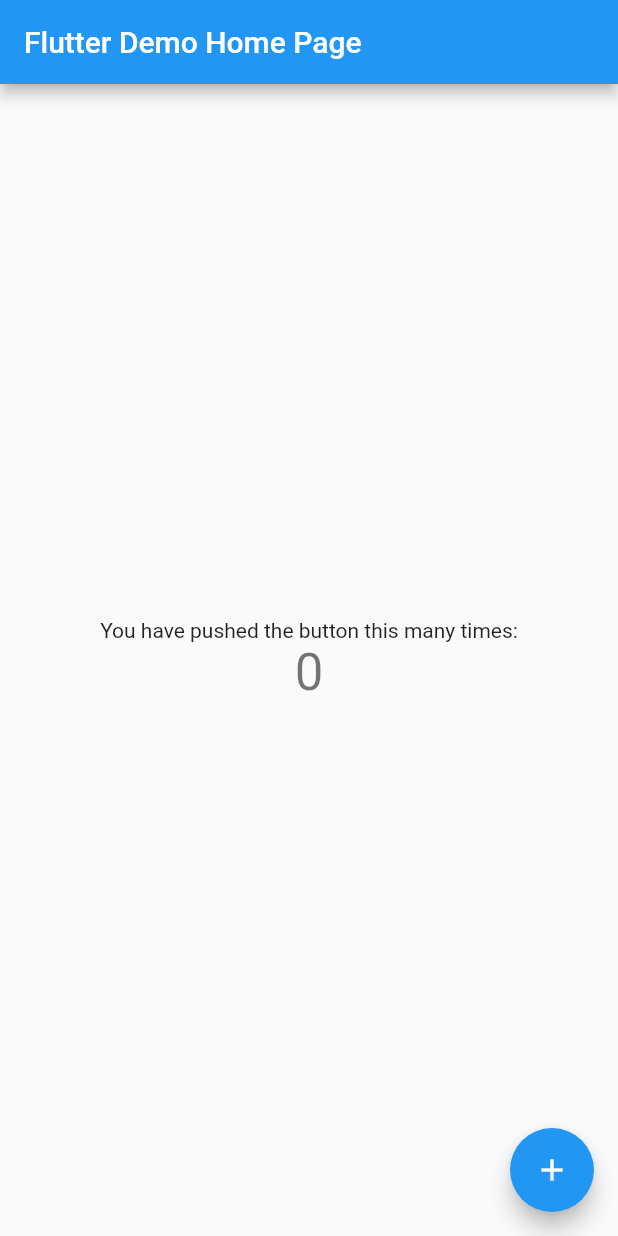
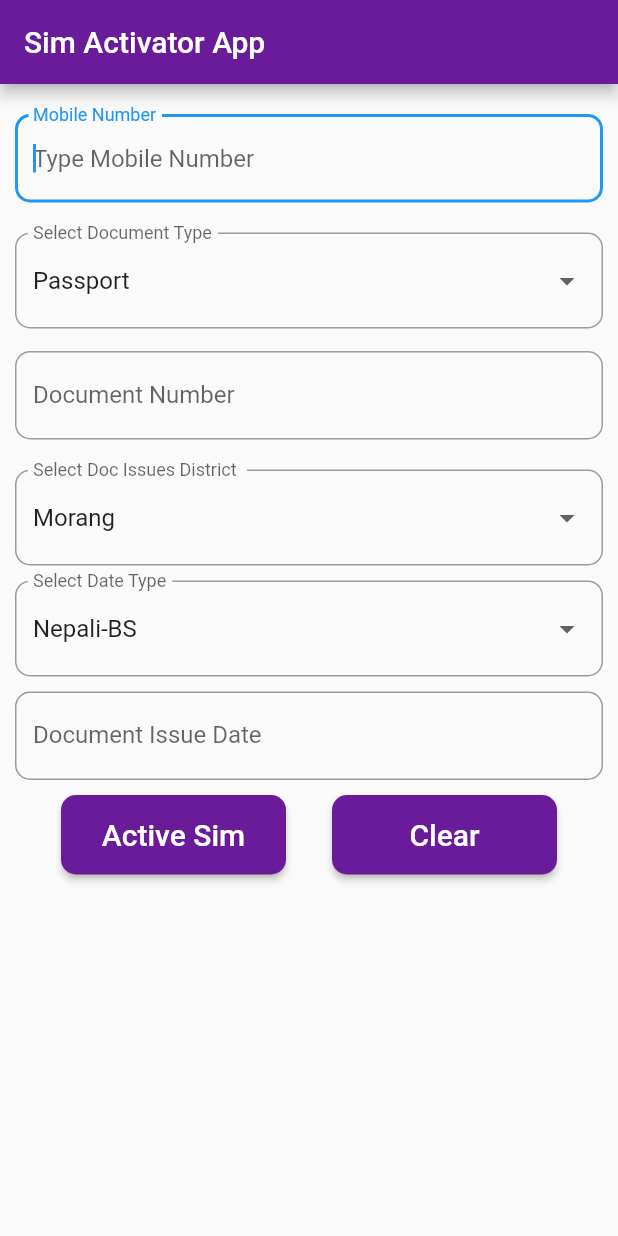
Before and after one commit to tulashiluniya/simactivator, a Flutter app: the screen it shows after launch, on a phone screen of 412 x 824 dp. Run offline on Flutter 3.47's test engine with Material 2 defaults, Android fonts, the phone set to English and light mode, and no system bars; missing offline and left inert: flutter_sms.

Commit message:
Form Designed and Buttons added

```diff
--- /dev/null
+++ b/lib/SimActivation.dart
@@ -0,0 +1,272 @@
+import 'package:flutter/material.dart';
+import 'package:flutter/services.dart';
+
+class SimActivation extends StatefulWidget {
+  SimActivation({Key key}) : super(key: key);
+
+  @override
+  _SimActivationState createState() => _SimActivationState();
+}
+
+class _SimActivationState extends State<SimActivation> {
+  final GlobalKey<FormState> _formKeyValue = new GlobalKey<FormState>();
+  //controlles
+  final numberControll = TextEditingController();
+  final dateControll = TextEditingController();
+  final docNumberControll = TextEditingController();
+  //list of docs types
+  var _docTypeList = ["Passport", "Citizenship", "License", "Voter ID"];
+  var _currentSelectedDocType = "Passport";
+
+  //List of Issue District
+  var _issueDistrictList = ["Morang", "Jhapa"];
+  var _currentSelectedIssueDistrict = "Morang";
+
+  //List of date types
+  var _issueDateTypeList = ["Nepali-BS", "English-AD"];
+  var _currentSelectedIssueDateType = "Nepali-BS";
+
+  //for changing focus
+  final FocusNode _numberFocus = FocusNode();
+  final FocusNode _dateFocus = FocusNode();
+
+  @override
+  Widget build(BuildContext context) {
+    return Form(
+      key: _formKeyValue,
+      autovalidate: true,
+      //List View Starts From Here
+      child: ListView(
+        padding: EdgeInsets.fromLTRB(10, 20, 10, 10),
+        children: <Widget>[
+          //Mobile Number Text Field
+          TextFormField(
+              controller: numberControll,
+              decoration: InputDecoration(
+                  labelText: "Mobile Number",
+                  hintText: "Type Mobile Number",
+                  border: OutlineInputBorder(
+                      borderRadius: BorderRadius.all(Radius.circular(10.0)))),
+              autofocus: true,
+              keyboardType: TextInputType.number,
+              inputFormatters: <TextInputFormatter>[
+                LengthLimitingTextInputFormatter(10),
+                WhitelistingTextInputFormatter.digitsOnly,
+              ],
+              textInputAction: TextInputAction.next,
+              focusNode: _numberFocus,
+              onFieldSubmitted: (term) {
+                _fieldFocusChange(context, _numberFocus, _dateFocus);
+              }),
+
+          SizedBox(
+            height: 20.0,
+          ),
+
+          //Select Document Type Drop Down
+          DropdownButtonFormField<String>(
+            decoration: InputDecoration(
+                labelText: "Select Document Type",
+                border: OutlineInputBorder(
+                    borderRadius: BorderRadius.all(Radius.circular(10.0)))),
+            items: _docTypeList.map((String dropdownString) {
+              return DropdownMenuItem<String>(
+                  value: dropdownString, child: Text(dropdownString));
+            }).toList(),
+            onChanged: (String newValueSelected) {
+              setState(() {
+                this._currentSelectedDocType = newValueSelected;
+              });
+            },
+            value: _currentSelectedDocType,
+          ),
+
+          SizedBox(
+            height: 15.0,
+          ),
+
+          //Document Number Text Field
+          TextFormField(
+            controller: docNumberControll,
+            decoration: InputDecoration(
+                labelText: "Document Number",
+                hintText: "Type Document Number",
+                border: OutlineInputBorder(
+                    borderRadius: BorderRadius.all(Radius.circular(10.0)))),
+            autofocus: true,
+            keyboardType: TextInputType.number,
+            inputFormatters: <TextInputFormatter>[
+              WhitelistingTextInputFormatter.digitsOnly,
+            ],
+            textInputAction: TextInputAction.next,
+          ),
+
+          SizedBox(
+            height: 20.0,
+          ),
+
+          // Document Issuing District  Drop Down
+          DropdownButtonFormField<String>(
+            decoration: InputDecoration(
+                labelText: "Select Doc Issues District ",
+                border: OutlineInputBorder(
+                    borderRadius: BorderRadius.all(Radius.circular(10.0)))),
+            items: _issueDistrictList.map((String dropdownIssueDate) {
+              return DropdownMenuItem<String>(
+                  value: dropdownIssueDate, child: Text(dropdownIssueDate));
+            }).toList(),
+            onChanged: (String newValueSelected) {
+              setState(() {
+                this._currentSelectedIssueDistrict = newValueSelected;
+              });
+            },
+            value: _currentSelectedIssueDistrict,
+          ),
+
+          SizedBox(height: 10.0),
+
+          //  Date Type Drop Down
+          DropdownButtonFormField<String>(
+            decoration: InputDecoration(
+                labelText: "Select Date Type",
+                border: OutlineInputBorder(
+                    borderRadius: BorderRadius.all(Radius.circular(10.0)))),
+            items: _issueDateTypeList.map((String dropdownIssueDate) {
+              return DropdownMenuItem<String>(
+                  value: dropdownIssueDate, child: Text(dropdownIssueDate));
+            }).toList(),
+            onChanged: (String newValueSelected) {
+              setState(() {
+                this._currentSelectedIssueDateType = newValueSelected;
+              });
+            },
+            value: _currentSelectedIssueDateType,
+          ),
+
+          SizedBox(height: 10.0),
+
+          //Document Issue Date Text Field
+          TextFormField(
+            controller: dateControll,
+            decoration: InputDecoration(
+                labelText: "Document Issue Date",
+                hintText: "YYYYMMDD(20531011)",
+                border: OutlineInputBorder(
+                    borderRadius: BorderRadius.all(Radius.circular(10.0)))),
+            keyboardType: TextInputType.number,
+            inputFormatters: <TextInputFormatter>[
+              LengthLimitingTextInputFormatter(8),
+              WhitelistingTextInputFormatter.digitsOnly,
+            ],
+            focusNode: _dateFocus,
+          ),
+
+          /*
+          Text("Parmanent Address"),
+
+          Row(
+             mainAxisAlignment: MainAxisAlignment.spaceBetween,
+            children: <Widget>[
+
+                //Dropdown Zone
+                DropdownButtonFormField(
+                decoration: InputDecoration(
+                  border: OutlineInputBorder(
+                    borderRadius: BorderRadius.all(Radius.circular(10.0)))
+                ),
+                  items: _docTypeList.map((String dropDownZone){
+
+                    return DropdownMenuItem<String>(
+                      value: dropDownZone,
+                      child: Text(dropDownZone)
+                      );
+
+                  }).toList(), onChanged:  (String newValueSelected) {
+              setState(() {
+                this._currentSelectedDocType = newValueSelected;
+              });
+            },
+            value: _currentSelectedDocType,),
+
+                DropdownButtonFormField(
+                  decoration: InputDecoration(
+                  border: OutlineInputBorder(
+                    borderRadius: BorderRadius.all(Radius.circular(10.0)))
+                ),
+                  items: _docTypeList.map((String dropDownDistrict){
+
+                    return DropdownMenuItem<String>(
+                      value: dropDownDistrict,
+                      child: Text(dropDownDistrict),
+
+                    );
+
+                  }).toList()
+
+                  , onChanged:  (String newValueSelected) {
+              setState(() {
+                this._currentSelectedDocType = newValueSelected;
+              });
+            },
+            value: _currentSelectedDocType,
+                  )
+
+            ],
+          )
+           */
+          SizedBox(height: 10.0),
+
+          Row(
+            mainAxisAlignment: MainAxisAlignment.spaceEvenly,
+            children: <Widget>[
+
+              SizedBox(
+                width: 150.0,
+                              child: RaisedButton(
+                  textColor: Colors.white,
+                  padding: const EdgeInsets.all(15.0),
+                  color: Color(0XFF6a1b9a),
+                  shape: RoundedRectangleBorder(
+                    borderRadius: new BorderRadius.circular(10.0),
+                  ),
+                  child: Container(
+                    decoration: BoxDecoration(),
+                    child: Text("Active Sim", style: TextStyle(fontSize: 20)),
+                  ),
+                  onPressed: () {},
+                ),
+              ),
+
+
+              SizedBox(
+                width: 150.0,
+                              child: RaisedButton(
+                  textColor: Colors.white,
+                  padding: const EdgeInsets.all(15.0),
+                  color: Color(0XFF6a1b9a),
+                  shape: RoundedRectangleBorder(
+                    borderRadius: new BorderRadius.circular(10.0),
+                  ),
+                  child: Container(
+                    decoration: BoxDecoration(),
+                    child: Text("Clear", style: TextStyle(fontSize: 20)),
+                  ),
+                  onPressed: () {},
+                ),
+              ),
+
+            ],
+          ),
+
+        ],
+      ),
+    );
+  }
+}
+// This function is for Next Focus
+
+_fieldFocusChange(
+    BuildContext context, FocusNode currentFocus, FocusNode nextFocus) {
+  currentFocus.unfocus();
+  FocusScope.of(context).requestFocus(nextFocus);
+}
--- a/lib/main.dart
+++ b/lib/main.dart
@@ -1,63 +1,43 @@
 import 'package:flutter/material.dart';
-
-void main() => runApp(MyApp());
+import 'package:flutter_sms/flutter_sms.dart';
+import 'package:simactivator/SimActivation.dart';
+//Start Point of App
+void main()=> runApp(MyApp());
 
 class MyApp extends StatelessWidget {
+  const MyApp({Key key}) : super(key: key);
+
   @override
   Widget build(BuildContext context) {
-    return MaterialApp(
-      title: 'Flutter Demo',
-      theme: ThemeData(
-        primarySwatch: Colors.blue,
-      ),
-      home: MyHomePage(title: 'Flutter Demo Home Page'),
+    //returns Material Design for app
+    return  MaterialApp(
+      debugShowCheckedModeBanner: false,
+
+     theme: ThemeData(
+       primaryColor:  Color(0XFF6a1b9a),
+
+     ),
+      home: HomePage(),
     );
   }
 }
 
-class MyHomePage extends StatefulWidget {
-  MyHomePage({Key key, this.title}) : super(key: key);
-
-  final String title;
-
+class HomePage extends StatefulWidget {
   @override
-  _MyHomePageState createState() => _MyHomePageState();
+  _HomePageState createState() => _HomePageState();
 }
 
-class _MyHomePageState extends State<MyHomePage> {
-  int _counter = 0;
-
-  void _incrementCounter() {
-    setState(() {
-      _counter++;
-    });
-  }
-
+class _HomePageState extends State<HomePage> {
   @override
   Widget build(BuildContext context) {
-    return Scaffold(
-      appBar: AppBar(
-        title: Text(widget.title),
-      ),
-      body: Center(
-        child: Column(
-          mainAxisAlignment: MainAxisAlignment.center,
-          children: <Widget>[
-            Text(
-              'You have pushed the button this many times:',
-            ),
-            Text(
-              '$_counter',
-              style: Theme.of(context).textTheme.headline4,
-            ),
-          ],
+  return Scaffold(
+        appBar: AppBar(
+          title: Text("Sim Activator App"),
+
         ),
-      ),
-      floatingActionButton: FloatingActionButton(
-        onPressed: _incrementCounter,
-        tooltip: 'Increment',
-        child: Icon(Icons.add),
-      ),
-    );
+        //body of app
+        body:  SimActivation()
+
+      );
   }
 }
--- a/pubspec.yaml
+++ b/pubspec.yaml
@@ -20,9 +20,12 @@ dependencies:
   flutter:
     sdk: flutter
 
+
+
   # The following adds the Cupertino Icons font to your application.
   # Use with the CupertinoIcons class for iOS style icons.
   cupertino_icons: ^0.1.2
+  flutter_sms: ^2.0.0+2
 
 dev_dependencies:
   flutter_test:
```
Also changed, not shown: pubspec.lock, 1 other file.
